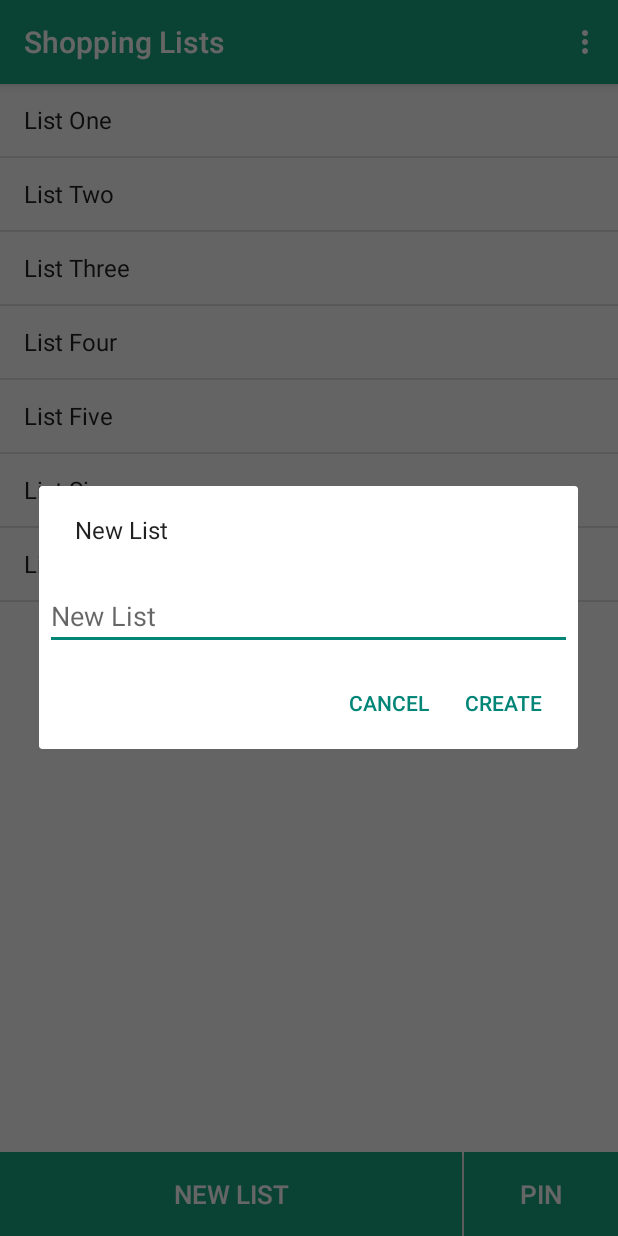
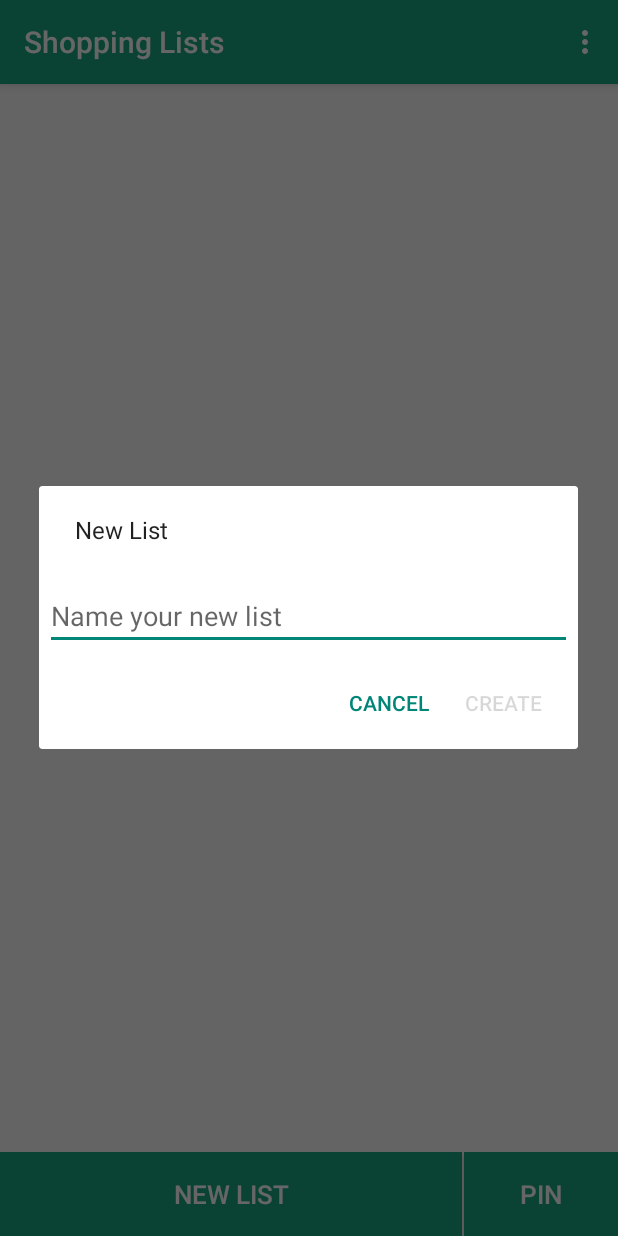
Before and after one commit to Aisle4/SDDProject, an Android app: the screen it shows after launch (HomeActivity), after a tap on "NEW LIST", on a phone screen of 412 x 824 dp. Run offline under Robolectric (Android 15) with nearby library versions, the phone set to English and light mode, and no system bars.

Commit message:
Improve new list dialog
- disable create button if no valid title
- improve hint text

```diff
--- a/Aisle4Android/app/src/main/java/sdd/aisle4android/HomeActivity.java
+++ b/Aisle4Android/app/src/main/java/sdd/aisle4android/HomeActivity.java
@@ -13,10 +13,12 @@ import android.widget.ListView;
 import android.widget.TextView;
 import android.view.Menu;
 
+import java.util.ArrayList;
+import java.util.List;
+
 
 public class HomeActivity extends AppCompatActivity implements NewListDialog.Listener {
-    private String[] arrayOfLists = {"List One","List Two","List Three","List Four","List Five","List Six","List Seven"};
-
+    private List<String> shopLists = new ArrayList<>();
 
     // PUBLIC MODIFIERS
 
@@ -32,7 +34,7 @@ public class HomeActivity extends AppCompatActivity implements NewListDialog.Lis
         return true;
     }
     @Override public void onNewListDialogConfirm(String listName) {
-
+        shopLists.add(listName);
     }
 
 
@@ -48,9 +50,9 @@ public class HomeActivity extends AppCompatActivity implements NewListDialog.Lis
 
         // List
         ListView list = (ListView)findViewById(R.id.home_list);
-        ArrayAdapter<String> arrayAdapter = new ArrayAdapter<String>(this, android.R.layout.simple_list_item_1, arrayOfLists);
+        ArrayAdapter<String> arrayAdapter = new ArrayAdapter<String>(
+                this, android.R.layout.simple_list_item_1, shopLists);
         list.setAdapter(arrayAdapter);
-        //lv.setTextFilterEnabled(true);
 
         // Lower Panel
         // Button btnNewList = (Button)findViewById(R.id.home_btn_new_list);
--- a/Aisle4Android/app/src/main/java/sdd/aisle4android/NewListDialog.java
+++ b/Aisle4Android/app/src/main/java/sdd/aisle4android/NewListDialog.java
@@ -1,6 +1,9 @@
 package sdd.aisle4android;
 
 import android.support.annotation.NonNull;
+import android.text.Editable;
+import android.text.TextWatcher;
+import android.widget.Button;
 import android.widget.EditText;
 
 /**
@@ -18,21 +21,36 @@ import android.app.Activity;
 
 
 public class NewListDialog extends DialogFragment {
+    private EditText editText;
+    private Button posBtn;
+
     public interface Listener {
         void onNewListDialogConfirm(String listName);
     }
 
     @Override @NonNull public Dialog onCreateDialog(Bundle savedInstanceState) {
         LayoutInflater inflater = getActivity().getLayoutInflater();
+        final View view = inflater.inflate(R.layout.dialog_new_list, null);
 
-        final View view = inflater.inflate(R.layout.dialog_new_list, null);
+        editText = (EditText)view.findViewById(R.id.dialog_new_list_input);
+        editText.addTextChangedListener(new TextWatcher() {
+            @Override
+            public void beforeTextChanged(CharSequence s, int start, int count, int after) { }
+            @Override
+            public void onTextChanged(CharSequence s, int start, int before, int count) { }
+            @Override
+            public void afterTextChanged(Editable s) {
+                onListTitleUpdated(s.toString());
+            }
+        });
+
         AlertDialog.Builder builder = new AlertDialog.Builder(getActivity());
         builder.setView(view);
         builder.setMessage(R.string.btn_new_list);
+
         builder.setPositiveButton(R.string.btn_new_list_positive, new DialogInterface.OnClickListener() {
             public void onClick(DialogInterface dialog, int id) {
-                EditText et = (EditText)view.findViewById(R.id.dialog_new_list_input);
-                String listTitle = et.getText().toString();
+                String listTitle = editText.getText().toString();
                 Listener listener = (Listener)getActivity();
                 listener.onNewListDialogConfirm(listTitle);
             }
@@ -41,6 +59,25 @@ public class NewListDialog extends DialogFragment {
             public void onClick(DialogInterface dialog, int id) {
             }
         });
+
         return builder.create();
     }
+    @Override public void onStart() {
+        super.onStart();
+        final AlertDialog dialog = (AlertDialog)getDialog();
+        if(dialog != null) {
+            posBtn = (Button)dialog.getButton(Dialog.BUTTON_POSITIVE);
+            posBtn.setEnabled(false);
+        }
+    }
+    private void onListTitleUpdated(String title) {
+        if (title.equals("")) {
+            // Invalid Title
+            if (posBtn.isEnabled()) posBtn.setEnabled(false);
+        }
+        else {
+            // Valid Title
+            if (!posBtn.isEnabled()) posBtn.setEnabled(true);
+        }
+    }
 }
--- a/Aisle4Android/app/src/main/res/layout/dialog_new_list.xml
+++ b/Aisle4Android/app/src/main/res/layout/dialog_new_list.xml
@@ -14,6 +14,6 @@
         android:layout_marginLeft="4dp"
         android:layout_marginRight="4dp"
         android:layout_marginBottom="4dp"
-        android:hint="@string/btn_new_list" />
+        android:hint="@string/dialog_new_list_hint" />
 
 </LinearLayout>
--- a/Aisle4Android/app/src/main/res/values/strings.xml
+++ b/Aisle4Android/app/src/main/res/values/strings.xml
@@ -6,5 +6,6 @@
     <string name="btn_pin">Pin</string>
     <string name="btn_cancel">Cancel</string>
     <string name="dialog_new_list_heading">New List</string>
+    <string name="dialog_new_list_hint">Name your new list</string>
     <string name="settings">Settings</string>
 </resources>
```
